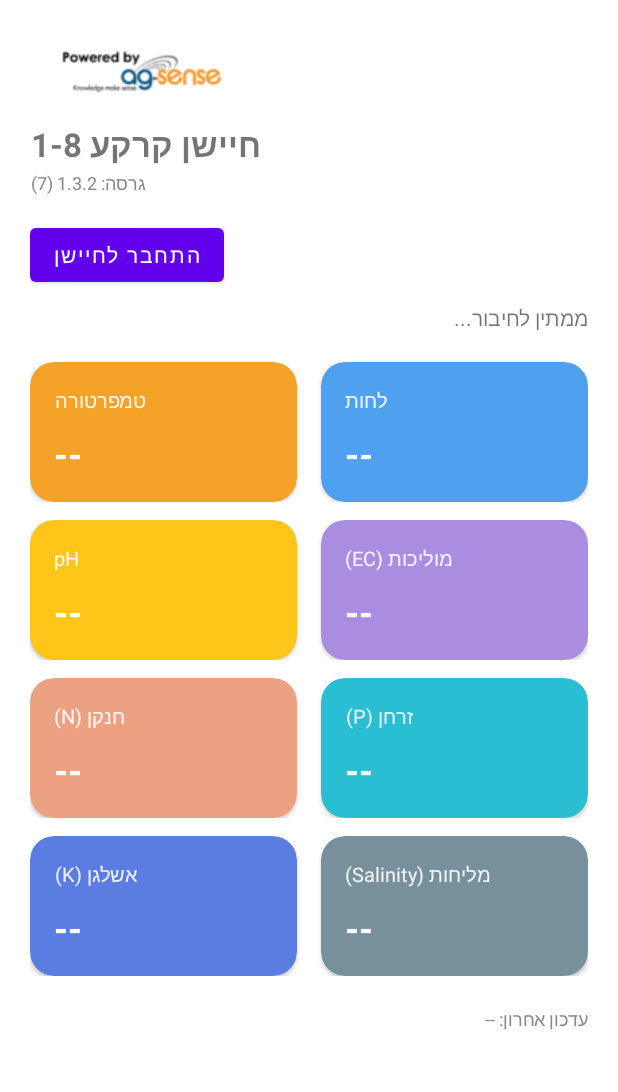
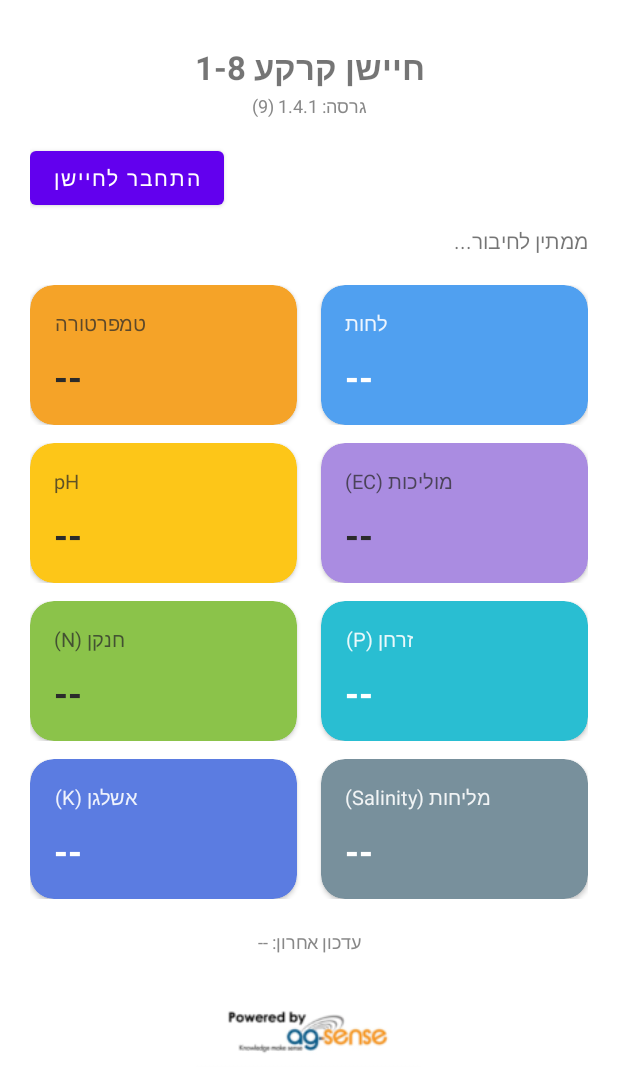
Before and after one commit to alonbz/SoilSensorReader, an Android app: the screen it shows after launch (MainActivity), on a phone screen of 412 x 824 dp. Shown: the top 1092 px of the screen. Run offline under Robolectric (Android 15) with nearby library versions, the light colour scheme and no system bars; 3 statements that could not run were skipped.

Commit message:
Add files via upload

```diff
--- a/SoilSensorReader/app/build.gradle.kts
+++ b/SoilSensorReader/app/build.gradle.kts
@@ -11,8 +11,8 @@ android {
         applicationId = "com.agsense.soilsensor7in1"
         minSdk = 26
         targetSdk = 34
-        versionCode = 7
-        versionName = "1.3.2"
+        versionCode = 9
+        versionName = "1.4.1"
     }
 
     signingConfigs {
--- a/SoilSensorReader/app/src/main/java/com/agsense/soilsensor7in1/MainActivity.kt
+++ b/SoilSensorReader/app/src/main/java/com/agsense/soilsensor7in1/MainActivity.kt
@@ -71,7 +71,7 @@ class MainActivity : AppCompatActivity() {
         tvK.text = "${reading.potassiumMgKg} mg/kg"
         tvPh.text = "%.2f".format(reading.ph)
 
-        val timeFormat = SimpleDateFormat("HH:mm:ss", Locale.getDefault())
+        val timeFormat = SimpleDateFormat("dd/MM/yyyy HH:mm:ss", Locale.getDefault())
         tvLastUpdate.text = "עדכון אחרון: ${timeFormat.format(Date(reading.timestampMillis))}"
     }
 
--- a/SoilSensorReader/app/src/main/res/layout/activity_main.xml
+++ b/SoilSensorReader/app/src/main/res/layout/activity_main.xml
@@ -11,29 +11,22 @@
         android:orientation="vertical"
         android:padding="20dp">
 
-        <!-- Brand header -->
-        <ImageView
-            android:id="@+id/ivBrandLogo"
-            android:layout_width="150dp"
-            android:layout_height="wrap_content"
-            android:adjustViewBounds="true"
-            android:contentDescription="AG-Sense"
-            android:src="@drawable/ag_sense_logo" />
-
         <TextView
             android:id="@+id/tvTitle"
-            android:layout_width="wrap_content"
+            android:layout_width="match_parent"
             android:layout_height="wrap_content"
             android:layout_marginTop="10dp"
+            android:gravity="center"
             android:text="חיישן קרקע 1-8"
             android:textSize="22sp"
             android:textStyle="bold" />
 
         <TextView
             android:id="@+id/tvVersion"
-            android:layout_width="wrap_content"
+            android:layout_width="match_parent"
             android:layout_height="wrap_content"
             android:layout_marginTop="2dp"
+            android:gravity="center"
             android:text="גרסה: --"
             android:textSize="12sp"
             android:textColor="#888888" />
@@ -75,11 +68,11 @@
                     android:orientation="vertical"
                     android:padding="16dp">
 
-                    <TextView style="@style/CardTitleWhite" android:text="טמפרטורה" />
+                    <TextView style="@style/CardTitleDark" android:text="טמפרטורה" />
 
                     <TextView
                         android:id="@+id/tvTemperature"
-                        style="@style/CardValueWhite"
+                        style="@style/CardValueDark"
                         android:text="--" />
                 </LinearLayout>
             </androidx.cardview.widget.CardView>
@@ -131,11 +124,11 @@
                     android:orientation="vertical"
                     android:padding="16dp">
 
-                    <TextView style="@style/CardTitleWhite" android:text="pH" />
+                    <TextView style="@style/CardTitleDark" android:text="pH" />
 
                     <TextView
                         android:id="@+id/tvPh"
-                        style="@style/CardValueWhite"
+                        style="@style/CardValueDark"
                         android:text="--" />
                 </LinearLayout>
             </androidx.cardview.widget.CardView>
@@ -155,11 +148,11 @@
                     android:orientation="vertical"
                     android:padding="16dp">
 
-                    <TextView style="@style/CardTitleWhite" android:text="מוליכות (EC)" />
+                    <TextView style="@style/CardTitleDark" android:text="מוליכות (EC)" />
 
                     <TextView
                         android:id="@+id/tvEc"
-                        style="@style/CardValueWhite"
+                        style="@style/CardValueDark"
                         android:text="--" />
                 </LinearLayout>
             </androidx.cardview.widget.CardView>
@@ -187,11 +180,11 @@
                     android:orientation="vertical"
                     android:padding="16dp">
 
-                    <TextView style="@style/CardTitleWhite" android:text="חנקן (N)" />
+                    <TextView style="@style/CardTitleDark" android:text="חנקן (N)" />
 
                     <TextView
                         android:id="@+id/tvN"
-                        style="@style/CardValueWhite"
+                        style="@style/CardValueDark"
                         android:text="--" />
                 </LinearLayout>
             </androidx.cardview.widget.CardView>
@@ -282,9 +275,20 @@
             android:layout_width="match_parent"
             android:layout_height="wrap_content"
             android:layout_marginTop="20dp"
+            android:gravity="center"
             android:text="עדכון אחרון: --"
             android:textSize="12sp"
             android:textColor="#888888" />
 
+        <ImageView
+            android:id="@+id/ivBrandLogo"
+            android:layout_width="150dp"
+            android:layout_height="wrap_content"
+            android:layout_gravity="center_horizontal"
+            android:layout_marginTop="24dp"
+            android:adjustViewBounds="true"
+            android:contentDescription="AG-Sense"
+            android:src="@drawable/ag_sense_logo" />
+
     </LinearLayout>
 </ScrollView>
--- a/SoilSensorReader/app/src/main/res/values/colors.xml
+++ b/SoilSensorReader/app/src/main/res/values/colors.xml
@@ -4,7 +4,7 @@
     <color name="cardMoisture">#50A0F0</color>
     <color name="cardEc">#AA8CE1</color>
     <color name="cardPh">#FDC618</color>
-    <color name="cardNitrogen">#ECA282</color>
+    <color name="cardNitrogen">#8BC34A</color>
     <color name="cardPhosphorus">#29BED2</color>
     <color name="cardPotassium">#5B7CE1</color>
     <!-- Salinity has no reference card (8th parameter we added) - chosen to be visually distinct -->
--- a/SoilSensorReader/app/src/main/res/values/styles.xml
+++ b/SoilSensorReader/app/src/main/res/values/styles.xml
@@ -1,4 +1,5 @@
 <resources>
+    <!-- White text, for darker card backgrounds -->
     <style name="CardTitleWhite">
         <item name="android:layout_width">wrap_content</item>
         <item name="android:layout_height">wrap_content</item>
@@ -15,4 +16,22 @@
         <item name="android:textStyle">bold</item>
         <item name="android:textColor">#FFFFFF</item>
     </style>
+
+    <!-- Dark text, for lighter/brighter card backgrounds (better contrast) -->
+    <style name="CardTitleDark">
+        <item name="android:layout_width">wrap_content</item>
+        <item name="android:layout_height">wrap_content</item>
+        <item name="android:textSize">13sp</item>
+        <item name="android:textColor">#2B2B2B</item>
+        <item name="android:alpha">0.75</item>
+    </style>
+
+    <style name="CardValueDark">
+        <item name="android:layout_width">wrap_content</item>
+        <item name="android:layout_height">wrap_content</item>
+        <item name="android:layout_marginTop">10dp</item>
+        <item name="android:textSize">24sp</item>
+        <item name="android:textStyle">bold</item>
+        <item name="android:textColor">#2B2B2B</item>
+    </style>
 </resources>
```
